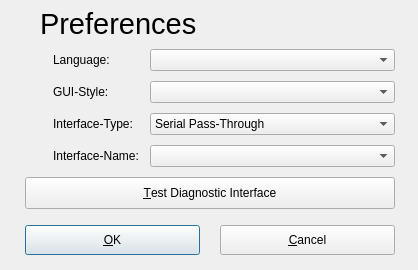
Above: ui/Preferences.ui from Comer352L/FreeSSM before the change. Below: the same form after it.
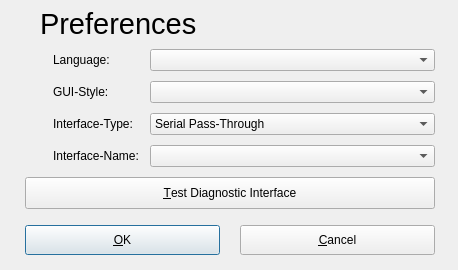
That is the form after the change. Icons and pictures are not drawn.

What changed in the file:
```diff
--- a/ui/Preferences.ui
+++ b/ui/Preferences.ui
@@ -9,7 +9,7 @@
    <rect>
     <x>0</x>
     <y>0</y>
-    <width>418</width>
+    <width>458</width>
     <height>270</height>
    </rect>
   </property>
@@ -21,13 +21,13 @@
   </property>
   <property name="minimumSize">
    <size>
-    <width>418</width>
+    <width>458</width>
     <height>270</height>
    </size>
   </property>
   <property name="maximumSize">
    <size>
-    <width>418</width>
+    <width>458</width>
     <height>270</height>
    </size>
   </property>
@@ -65,7 +65,7 @@
     <rect>
      <x>25</x>
      <y>225</y>
-     <width>175</width>
+     <width>195</width>
      <height>30</height>
     </rect>
    </property>
@@ -76,9 +76,9 @@
   <widget class="QPushButton" name="cancel_pushButton">
    <property name="geometry">
     <rect>
-     <x>220</x>
+     <x>240</x>
      <y>225</y>
-     <width>175</width>
+     <width>195</width>
      <height>30</height>
     </rect>
    </property>
@@ -91,7 +91,7 @@
     <rect>
      <x>25</x>
      <y>177</y>
-     <width>370</width>
+     <width>410</width>
      <height>32</height>
     </rect>
    </property>
@@ -114,7 +114,7 @@
     <rect>
      <x>150</x>
      <y>113</y>
-     <width>245</width>
+     <width>285</width>
      <height>22</height>
     </rect>
    </property>
@@ -134,7 +134,7 @@
     <rect>
      <x>150</x>
      <y>49</y>
-     <width>245</width>
+     <width>285</width>
      <height>22</height>
     </rect>
    </property>
@@ -240,7 +240,7 @@
     <rect>
      <x>150</x>
      <y>81</y>
-     <width>245</width>
+     <width>285</width>
      <height>22</height>
     </rect>
    </property>
@@ -279,7 +279,7 @@
     <rect>
      <x>150</x>
      <y>145</y>
-     <width>245</width>
+     <width>285</width>
      <height>22</height>
     </rect>
    </property>
```
Left out of the diff: 5 changed lines with no effect on the pictures.
